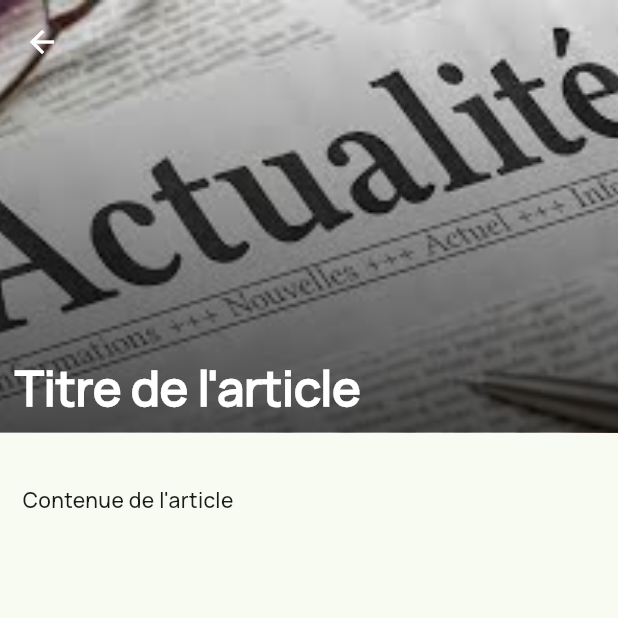
After one commit to aesd24/AesdMobile, a Flutter app: the screen it shows after launch, after a tap on an icon or button, on a phone screen of 412 x 824 dp, the top half of it. The commit adds this screen. Run offline on Flutter 3.47's test engine with Material 3 defaults, Android fonts, the light colour scheme and no system bars; our stand-ins replace cached_network_image, chewie, dio, flutter_html, flutter_secure_storage, flutter_svg and 10 more; missing offline and left inert: cinetpay; accounts and stored records are empty; network calls fail.

```diff
--- a/lib/components/event.dart
+++ b/lib/components/event.dart
@@ -1,11 +1,12 @@
+import "package:aesd_app/functions/navigation.dart";
+import "package:aesd_app/screens/new_version/events/event.dart";
 import "package:flutter/material.dart";
 
-Widget customEventBox(BuildContext context,{
-  required String title,
-  required String date,
-  double? height
-}) {
-  return Container(
+Widget customEventBox(BuildContext context,
+    {required String title, required String date, double? height}) {
+  return GestureDetector(
+    onTap: () => pushForm(context, destination: const EventPage()),
+    child: Container(
       margin: const EdgeInsets.symmetric(horizontal: 5),
       width: 300,
       height: height,
@@ -48,5 +49,6 @@ Widget customEventBox(BuildContext context,{
           ],
         ),
       ),
+    ),
   );
 }
--- a/lib/screens/church/create_church.dart
+++ b/lib/screens/church/create_church.dart
@@ -6,7 +6,6 @@ import 'package:aesd_app/components/picture_containers.dart';
 import 'package:aesd_app/components/snack_bar.dart';
 import 'package:aesd_app/components/text_field.dart';
 import 'package:aesd_app/constants/dictionnary.dart';
-import 'package:aesd_app/functions/file_functions.dart';
 import 'package:aesd_app/models/church_model.dart';
 import 'package:aesd_app/providers/church.dart';
 import 'package:aesd_app/screens/user/dashbord/dashbord.dart';
--- /dev/null
+++ b/lib/screens/new_version/actuality/actuality.dart
@@ -0,0 +1,61 @@
+import 'package:flutter/material.dart';
+
+class NewsPage extends StatefulWidget {
+  const NewsPage({super.key});
+
+  @override
+  State<NewsPage> createState() => _NewsPageState();
+}
+
+class _NewsPageState extends State<NewsPage> {
+  @override
+  Widget build(BuildContext context) {
+    return Scaffold(
+      appBar: AppBar(
+        backgroundColor: Colors.transparent,
+        foregroundColor: Colors.white,
+      ),
+      extendBodyBehindAppBar: true,
+      body: Column(
+        crossAxisAlignment: CrossAxisAlignment.start,
+        children: [
+          Container(
+            width: double.infinity,
+            height: MediaQuery.of(context).size.height * .35,
+            decoration: const BoxDecoration(
+              image: DecorationImage(
+                  image: AssetImage("assets/news.jpeg"), fit: BoxFit.cover),
+            ),
+            child: Container(
+              padding: const EdgeInsets.all(10),
+              decoration: BoxDecoration(
+                gradient: LinearGradient(colors: [
+                  Colors.black.withOpacity(.7),
+                  Colors.black.withOpacity(.1)
+                ], begin: Alignment.bottomCenter, end: Alignment.topCenter),
+              ),
+              child: Align(
+                  alignment: Alignment.bottomLeft,
+                  child: Flexible(
+                    child: Text(
+                      "Titre de l'article",
+                      style: Theme.of(context)
+                          .textTheme
+                          .headlineLarge!
+                          .copyWith(
+                              color: Colors.white, fontWeight: FontWeight.bold),
+                      overflow: TextOverflow.clip,
+                    ),
+                  )),
+            ),
+          ),
+          const SizedBox(height: 20),
+          const Padding(
+            padding: EdgeInsets.all(15),
+            child: Text("Contenue de l'article"),
+          )
+        ],
+      ),
+    );
+  }
+}
--- a/lib/screens/new_version/main/front.dart
+++ b/lib/screens/new_version/main/front.dart
@@ -3,6 +3,7 @@ import 'package:aesd_app/components/event.dart';
 import 'package:aesd_app/components/section.dart';
 import 'package:aesd_app/functions/navigation.dart';
 import 'package:aesd_app/screens/new_version/actuality/actualities.dart';
+import 'package:aesd_app/screens/new_version/actuality/actuality.dart';
 import 'package:aesd_app/screens/new_version/church/main.dart';
 import 'package:aesd_app/screens/new_version/events/events.dart';
 import 'package:aesd_app/screens/new_version/forum/list.dart';
@@ -130,7 +131,9 @@ class _FrontPageState extends State<FrontPage> {
     required String title,
     required String description,
   }) {
-    return Container(
+    return GestureDetector(
+      onTap: () => pushForm(context, destination: const NewsPage()),
+      child: Container(
         margin: const EdgeInsets.symmetric(vertical: 10),
         width: double.infinity,
         height: 200,
@@ -155,10 +158,8 @@ class _FrontPageState extends State<FrontPage> {
                 padding: const EdgeInsets.symmetric(vertical: 5),
                 child: Text(
                   title,
-                style: Theme.of(context)
-                    .textTheme
-                    .headlineLarge!
-                    .copyWith(color: Colors.white, fontWeight: FontWeight.bold),
+                  style: Theme.of(context).textTheme.headlineLarge!.copyWith(
+                      color: Colors.white, fontWeight: FontWeight.bold),
                 ),
               ),
               Text(
@@ -169,6 +170,7 @@ class _FrontPageState extends State<FrontPage> {
                     .copyWith(color: Colors.white60),
               )
             ],
+          ),
         ),
       ),
     );
--- a/lib/screens/new_version/wallet/wallet.dart
+++ b/lib/screens/new_version/wallet/wallet.dart
@@ -19,7 +19,6 @@ class _WalletFormState extends State<WalletForm> {
   @override
   Widget build(BuildContext context) {
     var themeColors = Theme.of(context).colorScheme;
-    var height = MediaQuery.of(context).size.height;
     return Scaffold(
       appBar: AppBar(
         title: const Text("Solde AESD"),
@@ -187,8 +186,8 @@ class _WalletFormState extends State<WalletForm> {
     );
   }
 
-  Widget customTransactionRow(
-      {required String label,
+  Widget customTransactionRow({
+    required String label,
     required int amount,
     required DateTime date,
   }) {
```
Also changed, not shown: lib/screens/new_version/events/event.dart (added, +113 -0 lines). Lines whose indentation alone changed are shown as unchanged.
